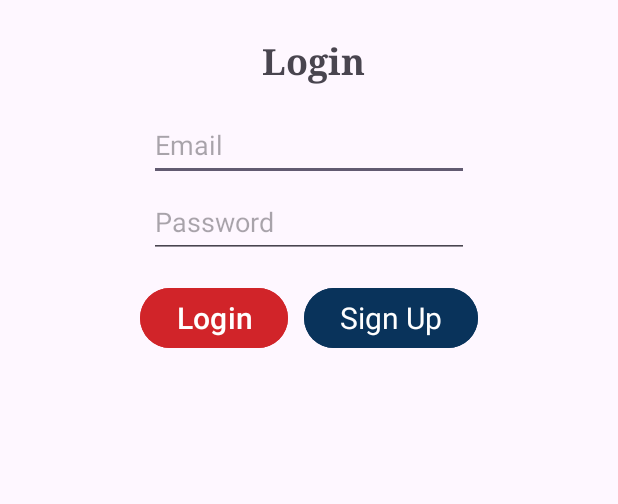
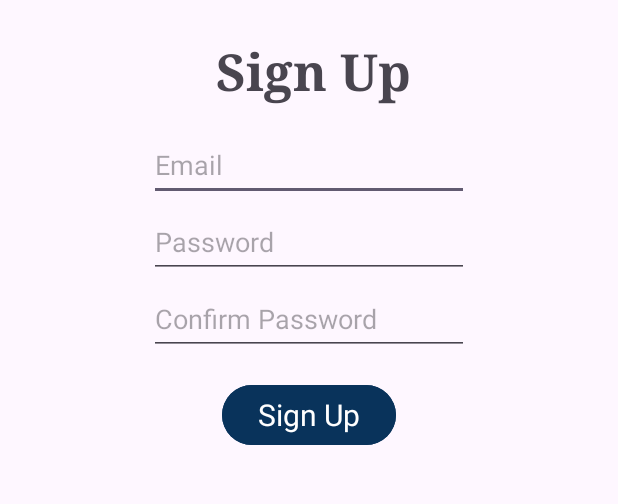
Before and after one commit to VirenRB1/ClinicFlow, an Android app: the layout signup.xml on its own in the app's theme, with its tools: preview values and no code run, on a phone screen of 412 x 824 dp, the part 555-1059 px from its top. Run offline under Robolectric (Android 15) with nearby library versions, the light colour scheme and no system bars.

Commit message:
Textview size change in login_screen.xml
Created Sign up screen. Still needs tweaking due to role based access.

Added some variables to strings.xml

```diff
--- a/app/src/main/res/layout/login_screen.xml
+++ b/app/src/main/res/layout/signup.xml
@@ -4,8 +4,7 @@
     xmlns:tools="http://schemas.android.com/tools"
     android:id="@+id/main"
     android:layout_width="match_parent"
-    android:layout_height="match_parent"
-    tools:context=".MainActivity">
+    android:layout_height="match_parent">
 
     <ImageView
         android:id="@+id/imageView"
@@ -24,7 +23,6 @@
         app:srcCompat="@drawable/transparent_logo" />
 
     <TextView
-        android:hint=""
         android:id="@+id/editTextText"
         android:layout_width="wrap_content"
         android:layout_height="wrap_content"
@@ -33,15 +31,15 @@
         android:layout_marginEnd="98dp"
         android:ems="10"
         android:fontFamily="serif"
-        android:text="@string/Login"
+        android:hint=""
+        android:text="@string/signup_button"
         android:textAlignment="center"
-        android:textSize="24sp"
+        android:textSize="34sp"
         android:textStyle="bold"
         android:typeface="normal"
         app:layout_constraintEnd_toEndOf="parent"
         app:layout_constraintStart_toStartOf="parent"
         app:layout_constraintTop_toBottomOf="@+id/imageView" />
-
     <EditText
         android:id="@+id/editTextTextEmailAddress"
         android:hint="@string/user_hint"
@@ -71,12 +69,26 @@
         app:layout_constraintEnd_toEndOf="parent"
         app:layout_constraintStart_toStartOf="parent"
         app:layout_constraintTop_toBottomOf="@+id/editTextTextEmailAddress" />
+    <EditText
+        android:id="@+id/editTextTextPasswordConfirm"
+        android:layout_width="wrap_content"
+        android:layout_height="wrap_content"
+        android:layout_marginStart="101dp"
+        android:layout_marginTop="3dp"
+        android:layout_marginEnd="101dp"
+        android:ems="10"
+        android:hint="@string/confirmpw"
+        android:inputType="textPassword"
+        android:minHeight="48dp"
+        app:layout_constraintEnd_toEndOf="parent"
+        app:layout_constraintStart_toStartOf="parent"
+        app:layout_constraintTop_toBottomOf="@+id/editTextTextPassword" />
 
     <Button
         android:id="@+id/button"
         android:layout_width="wrap_content"
         android:layout_height="wrap_content"
-        android:layout_marginStart="5dp"
+        android:layout_marginStart="100dp"
         android:layout_marginTop="16dp"
         android:layout_marginEnd="100dp"
         android:backgroundTint="@color/blue"
@@ -84,22 +96,6 @@
         android:textAppearance="@style/TextAppearance.AppCompat.Medium"
         android:textSize="20sp"
         app:layout_constraintEnd_toEndOf="parent"
-        app:layout_constraintStart_toEndOf="@+id/button2"
-        app:layout_constraintTop_toBottomOf="@+id/editTextTextPassword" />
-
-    <Button
-        android:id="@+id/button2"
-        android:layout_width="wrap_content"
-        android:layout_height="wrap_content"
-        android:layout_marginStart="100dp"
-        android:layout_marginTop="16dp"
-        android:layout_marginEnd="5dp"
-        android:backgroundTint="@color/red"
-        android:text="@string/Login"
-        android:textSize="20sp"
-        app:layout_constraintEnd_toStartOf="@+id/button"
         app:layout_constraintStart_toStartOf="parent"
-        app:layout_constraintTop_toBottomOf="@+id/editTextTextPassword" />
-
-
+        app:layout_constraintTop_toBottomOf="@+id/editTextTextPasswordConfirm" />
 </androidx.constraintlayout.widget.ConstraintLayout>
--- a/app/src/main/res/values/strings.xml
+++ b/app/src/main/res/values/strings.xml
@@ -4,6 +4,7 @@
     <string name="welcome">Welcome\nTo\nClinicFlow</string>
     <string name="Login">Login</string>
     <string name="pw_hint">Password</string>
+    <string name="confirmpw">Confirm Password</string>
     <string name="user_hint">Email</string>
     <string name="signup_button">Sign Up</string>
     <string name="profile">Profile</string>
```
